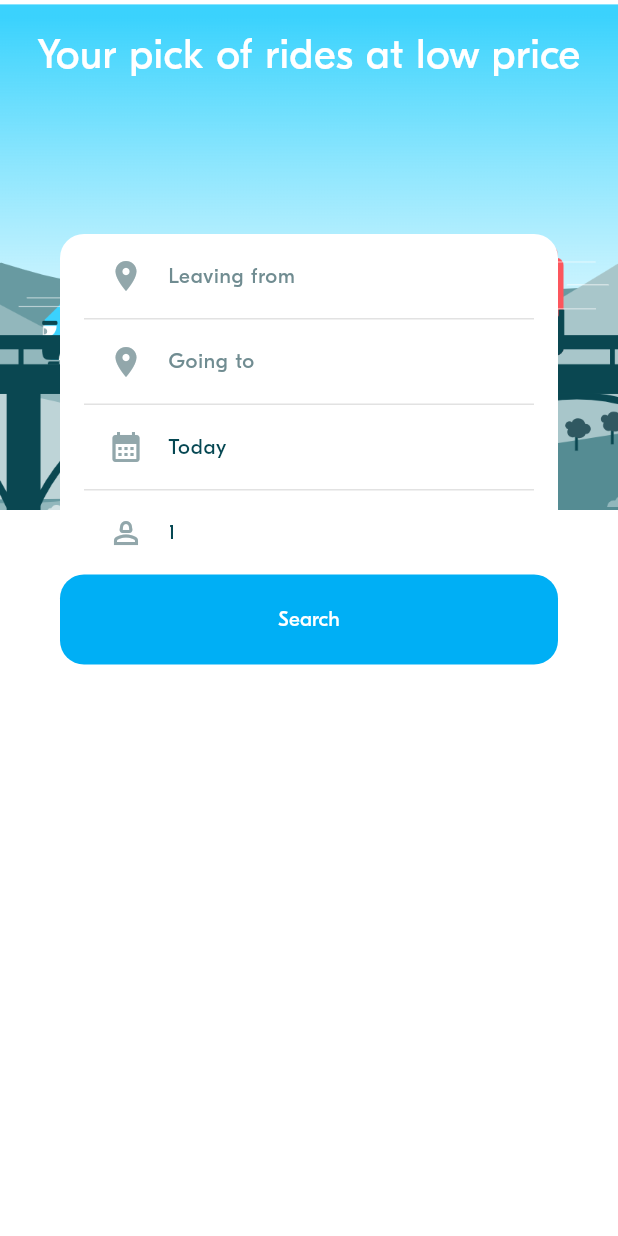
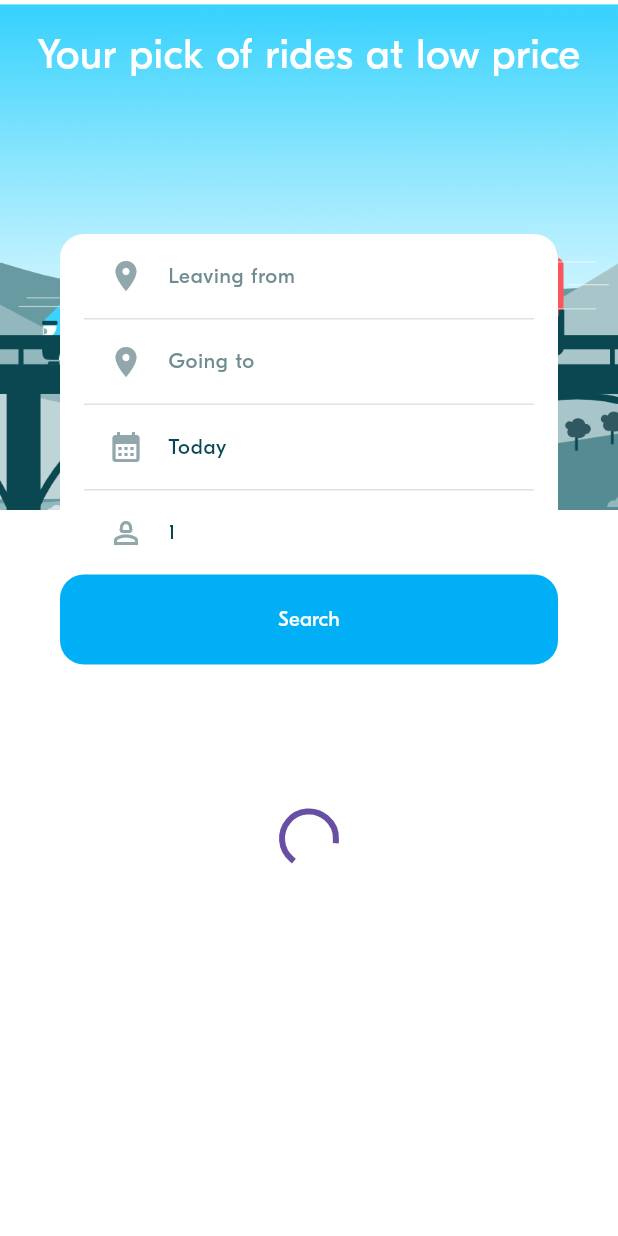
Before and after one commit to sinaraseth/GEN-09-FLUTTER-2-BLA-W7-START, a Flutter app: the first screen one second after launch, on a phone screen of 412 x 824 dp. Run offline on Flutter 3.47's test engine with Material 3 defaults, Android fonts, the phone set to English and light mode, and no system bars; project files that could hold a hidden picture were left out.

Commit message:
BLA-203 Refactor your project structure

```diff
--- a/lib/repository/mock/mock_ride_preferences_repository.dart
+++ b/lib/repository/mock/mock_ride_preferences_repository.dart
@@ -1,18 +1,18 @@
 import '../../model/ride/ride_pref.dart';
 import '../ride_preferences_repository.dart';
 
-import '../../dummy_data/dummy_data.dart';
-
-class MockRidePreferencesRepository extends RidePreferencesRepository {
-  final List<RidePreference> _pastPreferences = fakeRidePrefs;
+class MockRidePreferencesRepository implements RidePreferencesRepository {
+  final List<RidePreference> _pastPreferences = [];
 
   @override
-  List<RidePreference> getPastPreferences() {
+  Future<List<RidePreference>> getPastPreferences() async {
+    await Future.delayed(const Duration(seconds: 2)); // Simulate delay
     return _pastPreferences;
   }
 
   @override
-  void addPreference(RidePreference preference) {
+  Future<void> addPreference(RidePreference preference) async {
+    await Future.delayed(const Duration(seconds: 2)); // Simulate delay
     _pastPreferences.add(preference);
   }
 }
--- a/lib/repository/ride_preferences_repository.dart
+++ b/lib/repository/ride_preferences_repository.dart
@@ -1,7 +1,6 @@
 import '../model/ride/ride_pref.dart';
 
 abstract class RidePreferencesRepository {
-  List<RidePreference> getPastPreferences();
-
-  void addPreference(RidePreference preference);
+  Future<List<RidePreference>> getPastPreferences();
+  Future<void> addPreference(RidePreference preference);
 }
--- /dev/null
+++ b/lib/ui/providers/async_value.dart
@@ -0,0 +1,17 @@
+enum AsyncValueState { loading, error, success }
+
+class AsyncValue<T> {
+  final T? data;
+  final Object? error;
+  final AsyncValueState state;
+
+  AsyncValue._({this.data, this.error, required this.state});
+
+  factory AsyncValue.loading() => AsyncValue._(state: AsyncValueState.loading);
+
+  factory AsyncValue.success(T data) =>
+      AsyncValue._(data: data, state: AsyncValueState.success);
+
+  factory AsyncValue.error(Object error) =>
+      AsyncValue._(error: error, state: AsyncValueState.error);
+}
--- a/lib/ui/providers/rides_preferences_provider.dart
+++ b/lib/ui/providers/rides_preferences_provider.dart
@@ -1,39 +1,57 @@
-import 'package:flutter/foundation.dart'; // Required for ChangeNotifier
+import 'package:flutter/foundation.dart';
 import 'package:week_3_blabla_project/model/ride/ride_pref.dart';
 import 'package:week_3_blabla_project/repository/ride_preferences_repository.dart';
+import 'package:week_3_blabla_project/ui/providers/async_value.dart';
 
 class RidesPreferencesProvider extends ChangeNotifier {
   final RidePreferencesRepository ridePreferencesRepository;
 
   RidePreference? _currentPreference;
-  List<RidePreference> pastPreferencesList = [];
+  // List<RidePreference> pastPreferencesList = [];
+  late AsyncValue<List<RidePreference>> pastPreferences;
 
-  RidesPreferencesProvider({required this.ridePreferencesRepository});
-
-  RidePreference? get currentPreference {
-    return _currentPreference;
+  RidesPreferencesProvider({required this.ridePreferencesRepository}){
+    pastPreferences = AsyncValue.loading();
+    fetchPastPreferences();
   }
 
-  List<RidePreference> get pastPreferences {
-    return List.unmodifiable(pastPreferencesList.reversed);
+  RidePreference? get currentPreference => _currentPreference;
+
+
+  Future<void> fetchPastPreferences() async {
+    pastPreferences = AsyncValue.loading();
+    notifyListeners();
+
+    try {
+      // Fetch data from the repository
+      List<RidePreference> pastPrefs = await ridePreferencesRepository.getPastPreferences();
+      pastPreferences = AsyncValue.success(pastPrefs);
+    } catch (error) {
+      // Handle error
+      pastPreferences = AsyncValue.error(error);
+    }
+
+    notifyListeners();
   }
 
-  void setCurrentPreference(RidePreference preference) {
+  Future<void> setCurrentPreference(RidePreference preference) async {
     if (_currentPreference == preference) {
       return; // Process only if the new preference is different
     }
 
-    // Update the current preference
     _currentPreference = preference;
-
-    // Update the history, ensuring all preferences are unique
-    if (!pastPreferencesList.contains(preference)) {
-      pastPreferencesList.add(preference);
-    }
-
-    // Notify listeners about the changes
     notifyListeners();
 
-    print("Set current pref to $_currentPreference");
+    // Add the preference to the repository and fetch updated data
+    await _addPreference(preference);
   }
+  Future<void> _addPreference(RidePreference preference) async {
+    try {
+      await ridePreferencesRepository.addPreference(preference);
+      await fetchPastPreferences();
+    } catch (error) {
+      print("Error adding preference: $error");
+    }
+  }
+
 }
--- a/lib/ui/screens/ride_pref/ride_pref_screen.dart
+++ b/lib/ui/screens/ride_pref/ride_pref_screen.dart
@@ -1,5 +1,6 @@
 import 'package:flutter/material.dart';
 import 'package:provider/provider.dart';
+import 'package:week_3_blabla_project/ui/providers/async_value.dart';
 
 import '../../../model/ride/ride_pref.dart';
 import '../../theme/theme.dart';
@@ -19,7 +20,8 @@ const String blablaHomeImagePath = 'assets/images/blabla_home.png';
 class RidePrefScreen extends StatelessWidget {
   const RidePrefScreen({super.key});
 
-  void onRidePrefSelected(BuildContext context, RidePreference newPreference) async {
+  void onRidePrefSelected(
+      BuildContext context, RidePreference newPreference) async {
     // 1 - Update the current preference using the provider
     final provider = context.read<RidesPreferencesProvider>();
     provider.setCurrentPreference(newPreference);
@@ -31,17 +33,33 @@ class RidePrefScreen extends StatelessWidget {
 
   @override
   Widget build(BuildContext context) {
-    // Watch the RidesPreferencesProvider for changes
     final provider = context.watch<RidesPreferencesProvider>();
     final currentRidePreference = provider.currentPreference;
     final pastPreferences = provider.pastPreferences;
 
+    Widget buildPastPreferences() {
+      if (pastPreferences.state == AsyncValueState.loading) {
+        return const Center(child: CircularProgressIndicator());
+      } else if (pastPreferences.state == AsyncValueState.error) {
+        return Center(child: Text('Error: ${pastPreferences.error}'));
+      } else if (pastPreferences.state == AsyncValueState.success) {
+        final preferences = pastPreferences.data!;
+        return ListView.builder(
+          shrinkWrap: true,
+          physics: const AlwaysScrollableScrollPhysics(),
+          itemCount: preferences.length,
+          itemBuilder: (ctx, index) => RidePrefHistoryTile(
+            ridePref: preferences[index],
+            onPressed: () => onRidePrefSelected(context, preferences[index]),
+          ),
+        );
+      }
+      return const SizedBox.shrink();
+    }
+
     return Stack(
       children: [
-        // 1 - Background Image
         const BlaBackground(),
-
-        // 2 - Foreground content
         Column(
           children: [
             const SizedBox(height: BlaSpacings.m),
@@ -53,33 +71,19 @@ class RidePrefScreen extends StatelessWidget {
             Container(
               margin: const EdgeInsets.symmetric(horizontal: BlaSpacings.xxl),
               decoration: BoxDecoration(
-                color: Colors.white, // White background
-                borderRadius: BorderRadius.circular(16), // Rounded corners
+                color: Colors.white,
+                borderRadius: BorderRadius.circular(16),
               ),
               child: Column(
-                mainAxisAlignment: MainAxisAlignment.start,
                 crossAxisAlignment: CrossAxisAlignment.stretch,
                 children: [
-                  // 2.1 Display the Form to input the ride preferences
                   RidePrefForm(
                     initialPreference: currentRidePreference,
-                    onSubmit: (preference) => onRidePrefSelected(context, preference),
+                    onSubmit: (preference) =>
+                        onRidePrefSelected(context, preference),
                   ),
                   const SizedBox(height: BlaSpacings.m),
-
-                  // 2.2 Optionally display a list of past preferences
-                  SizedBox(
-                    height: 200, // Set a fixed height
-                    child: ListView.builder(
-                      shrinkWrap: true, // Fix ListView height issue
-                      physics: const AlwaysScrollableScrollPhysics(),
-                      itemCount: pastPreferences.length,
-                      itemBuilder: (ctx, index) => RidePrefHistoryTile(
-                        ridePref: pastPreferences[index],
-                        onPressed: () => onRidePrefSelected(context, pastPreferences[index]),
-                      ),
-                    ),
-                  ),
+                  SizedBox(height: 200, child: buildPastPreferences()),
                 ],
               ),
             ),
```
